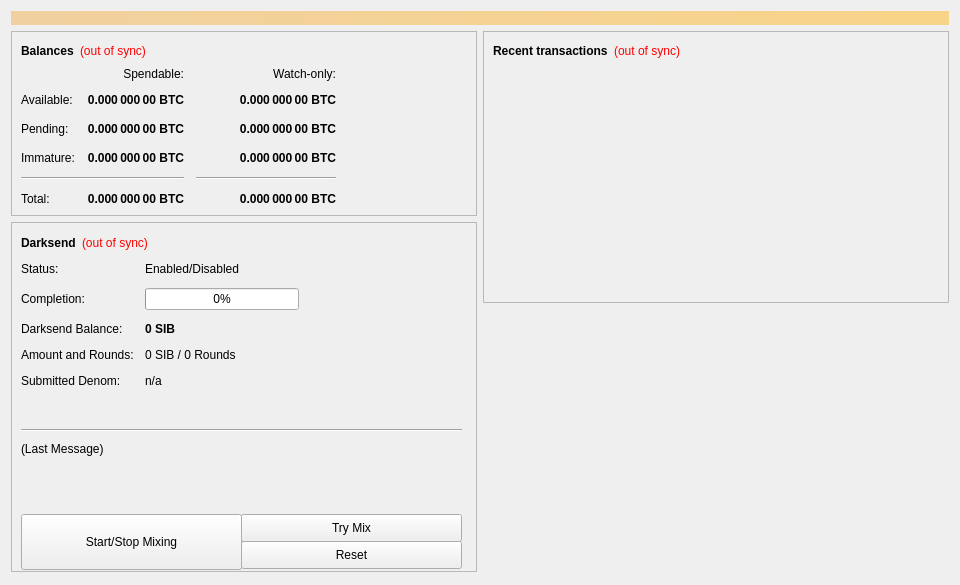
First picture: the form in src/qt/forms/overviewpage.ui, repository voyager3m/sibcoin, before the edit.
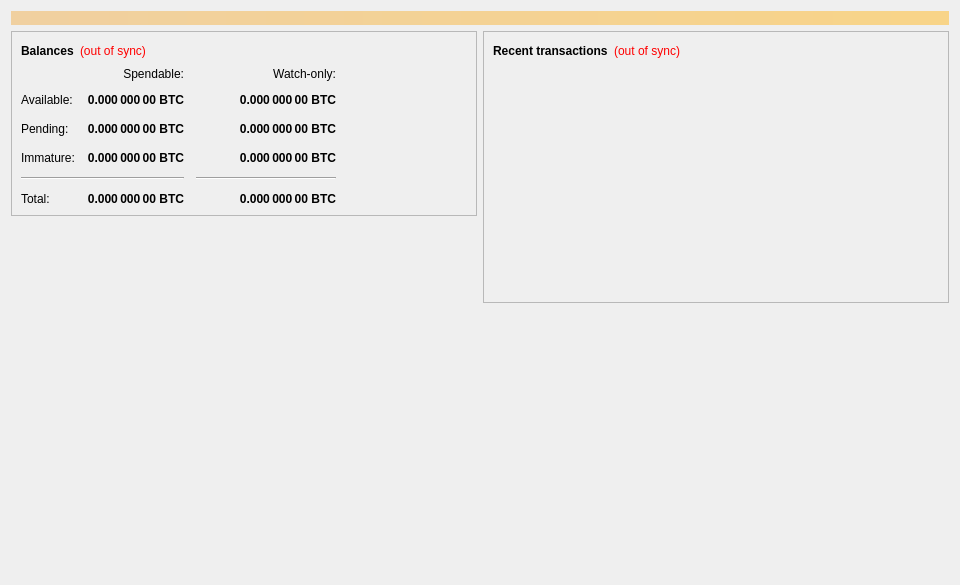
Second picture: the form after the edit.

Commit message: hide darksend widgets

```diff
--- a/src/qt/forms/overviewpage.ui
+++ b/src/qt/forms/overviewpage.ui
@@ -400,7 +400,13 @@
          <property name="minimumSize">
           <size>
            <width>0</width>
-           <height>350</height>
+           <height>0</height>
+          </size>
+         </property>
+         <property name="maximumSize">
+          <size>
+           <width>0</width>
+           <height>0</height>
           </size>
          </property>
          <property name="layoutDirection">
```
The commit also changes 2 other files.
